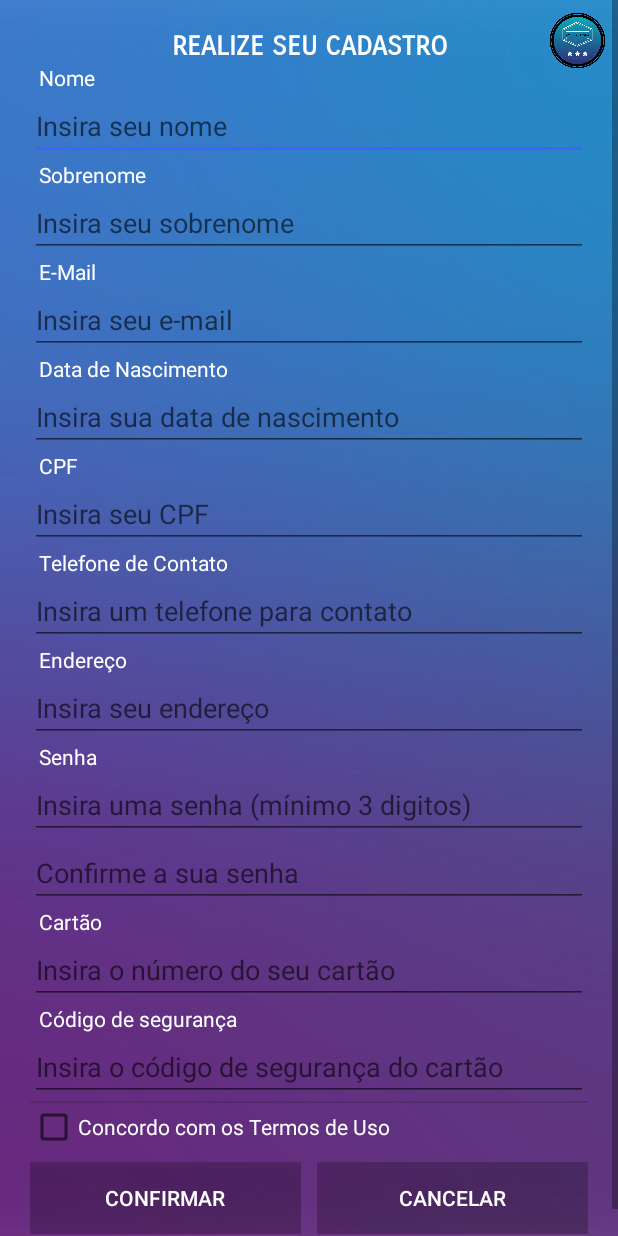
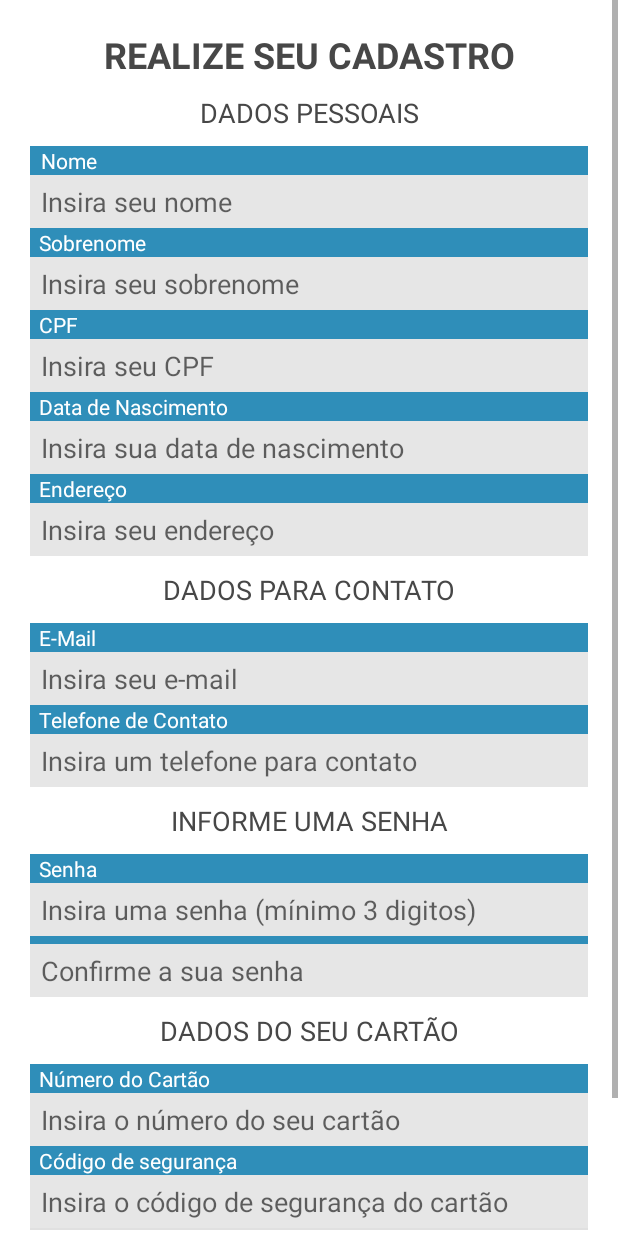
Before and after one commit to oliveira33/EmpireTitansSocioTorcedor, an Android app: the Cadastro screen opened directly, with no data from a screen before it, on a phone screen of 412 x 824 dp. Run offline under Robolectric (Android 15) with nearby library versions, the phone set to English and light mode, and no system bars; libraries missing offline, so code that uses them is left out: com.github.rtoshiro.util; network calls fail; 15 statements that could not run were skipped.

Commit message:
Novo Layout da Tela de Cadastro

```diff
--- a/app/src/main/AndroidManifest.xml
+++ b/app/src/main/AndroidManifest.xml
@@ -6,9 +6,9 @@
 
     <application
         android:allowBackup="true"
-        android:icon="@mipmap/ic_launcher"
+        android:icon="@drawable/logo_app"
         android:label="@string/app_name"
-        android:roundIcon="@mipmap/ic_launcher_round"
+        android:roundIcon="@drawable/logo_app"
         android:supportsRtl="true"
         android:theme="@style/AppTheme">
         <activity
--- a/app/src/main/res/layout/activity_cadastro.xml
+++ b/app/src/main/res/layout/activity_cadastro.xml
@@ -18,11 +18,11 @@
 
         <ImageView
             android:id="@+id/imageView6"
-            android:layout_width="wrap_content"
-            android:layout_height="wrap_content"
+            android:layout_width="match_parent"
+            android:layout_height="match_parent"
+            android:background="#ffffff"
             android:scaleType="fitXY"
-            android:visibility="visible"
-            app:srcCompat="@drawable/fundo_azul" />
+            android:visibility="visible" />
 
         <ScrollView
             android:layout_width="fill_parent"
@@ -45,211 +45,306 @@
                     android:id="@+id/textView6"
                     android:layout_width="match_parent"
                     android:layout_height="wrap_content"
-                    android:fontFamily="sans-serif-smallcaps"
                     android:text="REALIZE SEU CADASTRO"
                     android:textAlignment="center"
                     android:textAppearance="@style/TextAppearance.AppCompat.Body1"
-                    android:textColor="@android:color/background_light"
-                    android:textSize="18sp"
+                    android:textColor="#474747"
+                    android:textSize="24sp"
                     android:textStyle="bold" />
+
+                <TextView
+                    android:id="@+id/textView12"
+                    android:layout_width="match_parent"
+                    android:layout_height="wrap_content"
+                    android:layout_marginTop="10dp"
+                    android:layout_marginBottom="10dp"
+                    android:text="Dados Pessoais"
+                    android:textAlignment="center"
+                    android:textAllCaps="true"
+                    android:textColor="#474747"
+                    android:textSize="18sp" />
 
                 <TextView
                     android:id="@+id/viewNome"
                     android:layout_width="match_parent"
                     android:layout_height="wrap_content"
+                    android:background="#2F8EB9"
                     android:fontFamily="sans-serif"
-                    android:paddingStart="6dp"
+                    android:paddingLeft="7dp"
                     android:text="Nome"
                     android:textAlignment="viewStart"
-                    android:textColor="@android:color/background_light" />
+                    android:textColor="@color/cardview_light_background" />
 
                 <EditText
                     android:id="@+id/txtNome"
                     android:layout_width="match_parent"
-                    android:layout_height="wrap_content"
+                    android:layout_height="35dp"
+                    android:background="#19000000"
                     android:ems="10"
                     android:hint="Insira seu nome"
                     android:inputType="textCapSentences"
-                    android:textColor="@android:color/background_light" />
+                    android:paddingLeft="7dp"
+                    android:textColor="#c8000000" />
 
                 <TextView
                     android:id="@+id/viewSobrenome"
                     android:layout_width="match_parent"
                     android:layout_height="wrap_content"
+                    android:background="#2F8EB9"
                     android:fontFamily="sans-serif"
                     android:paddingStart="6dp"
+                    android:paddingLeft="7dp"
                     android:text="Sobrenome"
                     android:textAlignment="viewStart"
-                    android:textColor="@android:color/background_light" />
+                    android:textColor="@color/cardview_light_background" />
 
                 <EditText
                     android:id="@+id/txtSobrenome"
                     android:layout_width="match_parent"
-                    android:layout_height="wrap_content"
+                    android:layout_height="35dp"
+                    android:background="#19000000"
                     android:ems="10"
                     android:hint="Insira seu sobrenome"
                     android:inputType="textCapSentences"
-                    android:textColor="@android:color/background_light" />
+                    android:paddingLeft="7dp"
+                    android:textColor="#c8000000" />
+
+                <TextView
+                    android:id="@+id/viewCpf"
+                    android:layout_width="match_parent"
+                    android:layout_height="wrap_content"
+                    android:background="#2F8EB9"
+                    android:fontFamily="sans-serif"
+                    android:paddingStart="6dp"
+                    android:paddingLeft="7dp"
+                    android:text="CPF"
+                    android:textAlignment="viewStart"
+                    android:textColor="@color/cardview_light_background" />
+
+                <EditText
+                    android:id="@+id/txtCpf"
+                    android:layout_width="match_parent"
+                    android:layout_height="35dp"
+                    android:background="#19000000"
+                    android:ems="10"
+                    android:hint="Insira seu CPF"
+                    android:inputType="number"
+                    android:paddingLeft="7dp"
+                    android:textColor="#c8000000" />
+
+                <TextView
+                    android:id="@+id/viewData"
+                    android:layout_width="match_parent"
+                    android:layout_height="wrap_content"
+                    android:background="#2F8EB9"
+                    android:fontFamily="sans-serif"
+                    android:paddingStart="6dp"
+                    android:paddingLeft="7dp"
+                    android:text="Data de Nascimento"
+                    android:textAlignment="viewStart"
+                    android:textColor="@color/cardview_light_background" />
+
+                <EditText
+                    android:id="@+id/txtData"
+                    android:layout_width="match_parent"
+                    android:layout_height="35dp"
+                    android:background="#19000000"
+                    android:ems="10"
+                    android:hint="Insira sua data de nascimento"
+                    android:inputType="number"
+                    android:paddingLeft="7dp"
+                    android:textColor="#c8000000" />
+
+                <TextView
+                    android:id="@+id/viewEndereco"
+                    android:layout_width="match_parent"
+                    android:layout_height="wrap_content"
+                    android:background="#2F8EB9"
+                    android:fontFamily="sans-serif"
+                    android:paddingStart="6dp"
+                    android:paddingLeft="7dp"
+                    android:text="Endereço"
+                    android:textAlignment="viewStart"
+                    android:textColor="@color/cardview_light_background" />
+
+                <EditText
+                    android:id="@+id/txtEndereco"
+                    android:layout_width="match_parent"
+                    android:layout_height="35dp"
+                    android:background="#19000000"
+                    android:ems="10"
+                    android:hint="Insira seu endereço"
+                    android:inputType="textCapSentences"
+                    android:paddingLeft="7dp"
+                    android:textColor="#c8000000" />
+
+                <TextView
+                    android:id="@+id/textView42"
+                    android:layout_width="match_parent"
+                    android:layout_height="wrap_content"
+                    android:layout_marginTop="10dp"
+                    android:layout_marginBottom="10dp"
+                    android:text="Dados Para Contato"
+                    android:textAlignment="center"
+                    android:textAllCaps="true"
+                    android:textColor="#474747"
+                    android:textSize="18sp" />
 
                 <TextView
                     android:id="@+id/viewEmail"
                     android:layout_width="match_parent"
                     android:layout_height="wrap_content"
+                    android:background="#2F8EB9"
                     android:fontFamily="sans-serif"
                     android:paddingStart="6dp"
+                    android:paddingLeft="7dp"
                     android:text="E-Mail"
                     android:textAlignment="viewStart"
-                    android:textColor="@android:color/background_light" />
+                    android:textColor="@color/cardview_light_background" />
 
                 <EditText
                     android:id="@+id/txtEmail"
                     android:layout_width="match_parent"
-                    android:layout_height="wrap_content"
+                    android:layout_height="35dp"
+                    android:background="#19000000"
                     android:ems="10"
                     android:hint="Insira seu e-mail"
                     android:inputType="textEmailAddress"
-                    android:textColor="@android:color/background_light" />
-
-                <TextView
-                    android:id="@+id/viewData"
-                    android:layout_width="match_parent"
-                    android:layout_height="wrap_content"
-                    android:fontFamily="sans-serif"
-                    android:paddingStart="6dp"
-                    android:text="Data de Nascimento"
-                    android:textAlignment="viewStart"
-                    android:textColor="@android:color/background_light" />
-
-                <EditText
-                    android:id="@+id/txtData"
-                    android:layout_width="match_parent"
-                    android:layout_height="wrap_content"
-                    android:ems="10"
-                    android:hint="Insira sua data de nascimento"
-                    android:inputType="number"
-                    android:textColor="@android:color/background_light" />
-
-                <TextView
-                    android:id="@+id/viewCpf"
-                    android:layout_width="match_parent"
-                    android:layout_height="wrap_content"
-                    android:fontFamily="sans-serif"
-                    android:paddingStart="6dp"
-                    android:text="CPF"
-                    android:textAlignment="viewStart"
-                    android:textColor="@android:color/background_light" />
-
-                <EditText
-                    android:id="@+id/txtCpf"
-                    android:layout_width="match_parent"
-                    android:layout_height="wrap_content"
-                    android:ems="10"
-                    android:hint="Insira seu CPF"
-                    android:inputType="number"
-                    android:textColor="@android:color/background_light" />
+                    android:paddingLeft="7dp"
+                    android:textColor="#c8000000" />
 
                 <TextView
                     android:id="@+id/viewTelefone"
                     android:layout_width="match_parent"
                     android:layout_height="wrap_content"
+                    android:background="#2F8EB9"
                     android:fontFamily="sans-serif"
                     android:paddingStart="6dp"
+                    android:paddingLeft="7dp"
                     android:text="Telefone de Contato"
                     android:textAlignment="viewStart"
-                    android:textColor="@android:color/background_light" />
+                    android:textColor="@color/cardview_light_background" />
 
                 <EditText
                     android:id="@+id/txtTelefone"
                     android:layout_width="match_parent"
-                    android:layout_height="wrap_content"
+                    android:layout_height="35dp"
+                    android:background="#19000000"
                     android:ems="10"
                     android:hint="Insira um telefone para contato"
                     android:inputType="number"
-                    android:textColor="@android:color/background_light" />
+                    android:paddingLeft="7dp"
+                    android:textColor="#c8000000" />
 
                 <TextView
-                    android:id="@+id/viewEndereco"
+                    android:id="@+id/textView43"
                     android:layout_width="match_parent"
                     android:layout_height="wrap_content"
-                    android:fontFamily="sans-serif"
-                    android:paddingStart="6dp"
-                    android:text="Endereço"
-                    android:textAlignment="viewStart"
-                    android:textColor="@android:color/background_light" />
-
-                <EditText
-                    android:id="@+id/txtEndereco"
-                    android:layout_width="match_parent"
-                    android:layout_height="wrap_content"
-                    android:ems="10"
-                    android:hint="Insira seu endereço"
-                    android:inputType="textCapSentences"
-                    android:textColor="@android:color/background_light" />
+                    android:layout_marginTop="10dp"
+                    android:layout_marginBottom="10dp"
+                    android:text="Informe Uma Senha"
+                    android:textAlignment="center"
+                    android:textAllCaps="true"
+                    android:textColor="#474747"
+                    android:textSize="18sp" />
 
                 <TextView
                     android:id="@+id/viewSenha"
                     android:layout_width="match_parent"
                     android:layout_height="wrap_content"
+                    android:background="#2F8EB9"
                     android:fontFamily="sans-serif"
                     android:paddingStart="6dp"
+                    android:paddingLeft="7dp"
                     android:text="Senha"
                     android:textAlignment="viewStart"
-                    android:textColor="@android:color/background_light" />
+                    android:textColor="@color/cardview_light_background" />
 
                 <EditText
                     android:id="@+id/txtSenha"
                     android:layout_width="match_parent"
-                    android:layout_height="wrap_content"
+                    android:layout_height="35dp"
+                    android:background="#19000000"
                     android:ems="10"
                     android:hint="Insira uma senha (mínimo 3 digitos)"
                     android:inputType="textPassword"
-                    android:textColor="@android:color/background_light" />
+                    android:paddingLeft="7dp"
+                    android:textColor="#c8000000" />
+
+                <TextView
+                    android:id="@+id/textView45"
+                    android:layout_width="match_parent"
+                    android:layout_height="5dp"
+                    android:background="#2F8EB9"
+                    android:textColor="@color/cardview_light_background" />
 
                 <EditText
                     android:id="@+id/txtSenhaConfirm"
                     android:layout_width="match_parent"
-                    android:layout_height="wrap_content"
+                    android:layout_height="35dp"
+                    android:background="#19000000"
                     android:ems="10"
                     android:hint="Confirme a sua senha"
                     android:inputType="textPassword"
-                    android:textColor="@android:color/background_light" />
+                    android:paddingLeft="7dp"
+                    android:textColor="#c8000000" />
+
+                <TextView
+                    android:id="@+id/textView44"
+                    android:layout_width="match_parent"
+                    android:layout_height="wrap_content"
+                    android:layout_marginTop="10dp"
+                    android:layout_marginBottom="10dp"
+                    android:text="DADOS DO SEU CARTÃO"
+                    android:textAlignment="center"
+                    android:textAllCaps="true"
+                    android:textColor="#474747"
+                    android:textSize="18sp" />
 
                 <TextView
                     android:id="@+id/viewCartao"
                     android:layout_width="match_parent"
                     android:layout_height="wrap_content"
+                    android:background="#2F8EB9"
                     android:fontFamily="sans-serif"
                     android:paddingStart="6dp"
-                    android:text="Cartão"
+                    android:paddingLeft="7dp"
+                    android:text="Número do Cartão"
                     android:textAlignment="viewStart"
-                    android:textColor="@android:color/background_light" />
+                    android:textColor="@color/cardview_light_background" />
 
                 <EditText
                     android:id="@+id/txtCartao"
                     android:layout_width="match_parent"
-                    android:layout_height="wrap_content"
+                    android:layout_height="35dp"
+                    android:background="#19000000"
                     android:ems="10"
                     android:hint="Insira o número do seu cartão"
                     android:inputType="number"
-                    android:textColor="@android:color/background_light" />
+                    android:paddingLeft="7dp"
+                    android:textColor="#c8000000" />
 
                 <TextView
                     android:id="@+id/viewCodSeguranca"
                     android:layout_width="match_parent"
                     android:layout_height="wrap_content"
+                    android:background="#2F8EB9"
                     android:fontFamily="sans-serif"
                     android:paddingStart="6dp"
+                    android:paddingLeft="7dp"
                     android:text="Código de segurança"
-                    android:textColor="@android:color/background_light" />
+                    android:textColor="@color/cardview_light_background" />
 
                 <EditText
                     android:id="@+id/txtCodSegurancaDialog"
                     android:layout_width="match_parent"
-                    android:layout_height="wrap_content"
+                    android:layout_height="35dp"
+                    android:background="#19000000"
                     android:ems="10"
                     android:hint="Insira o código de segurança do cartão"
                     android:inputType="number"
-                    android:textColor="@android:color/background_light" />
+                    android:paddingLeft="7dp"
+                    android:textColor="#c8000000" />
 
                 <View
                     android:id="@+id/divider"
@@ -262,7 +357,7 @@
                     android:layout_width="match_parent"
                     android:layout_height="wrap_content"
                     android:text="Concordo com os Termos de Uso"
-                    android:textColor="@android:color/background_light" />
+                    android:textColor="#383838" />
 
                 <LinearLayout
                     android:layout_width="match_parent"
@@ -276,10 +371,10 @@
                         android:layout_height="wrap_content"
                         android:layout_marginRight="5dp"
                         android:layout_weight="1"
-                        android:background="@color/cardview_shadow_start_color"
+                        android:background="#2d000000"
                         android:text="Confirmar"
                         android:textAlignment="center"
-                        android:textColor="@color/cardview_light_background" />
+                        android:textColor="#c8000000" />
 
                     <Button
                         android:id="@+id/btCancelar"
@@ -287,23 +382,13 @@
                         android:layout_height="wrap_content"
                         android:layout_marginLeft="5dp"
                         android:layout_weight="1"
-                        android:background="@color/cardview_shadow_start_color"
+                        android:background="#2d000000"
                         android:text="Cancelar"
-                        android:textColor="@color/cardview_light_background" />
+                        android:textColor="#c8000000" />
                 </LinearLayout>
 
             </LinearLayout>
         </ScrollView>
-
-        <ImageView
-            android:id="@+id/imageView5"
-            android:layout_width="50dp"
-            android:layout_height="50dp"
-            android:layout_alignParentEnd="true"
-            android:layout_alignParentTop="true"
-            android:layout_marginEnd="2dp"
-            android:layout_marginTop="2dp"
-            app:srcCompat="@drawable/logo" />
 
         <ProgressBar
             android:id="@+id/progressBarCadastro"
--- a/app/src/main/res/layout/activity_login.xml
+++ b/app/src/main/res/layout/activity_login.xml
@@ -10,17 +10,17 @@
         android:id="@+id/imageView3"
         android:layout_width="0dp"
         android:layout_height="0dp"
+        android:background="#2F8EB9"
         android:scaleType="fitXY"
         app:layout_constraintBottom_toBottomOf="parent"
         app:layout_constraintEnd_toEndOf="parent"
         app:layout_constraintStart_toStartOf="parent"
-        app:layout_constraintTop_toTopOf="parent"
-        app:srcCompat="@drawable/fundo_azul" />
+        app:layout_constraintTop_toTopOf="parent" />
 
     <LinearLayout
         android:layout_width="300dp"
         android:layout_height="wrap_content"
-        android:layout_marginBottom="140dp"
+        android:layout_marginBottom="50dp"
         android:gravity="center"
         android:orientation="vertical"
         app:layout_constraintBottom_toBottomOf="parent"
@@ -43,7 +43,7 @@
             android:layout_alignParentTop="true"
             android:layout_centerHorizontal="true"
             android:layout_marginBottom="10dp"
-            android:background="#10ffffff"
+            android:background="#23000000"
             android:drawableLeft="@drawable/ic_action_person"
             android:drawableTint="@color/transparenteIcones"
             android:ems="10"
@@ -64,7 +64,7 @@
             android:layout_below="@+id/textView5"
             android:layout_centerHorizontal="true"
             android:layout_marginBottom="10dp"
-            android:background="#10ffffff"
+            android:background="#23000000"
             android:drawableLeft="@drawable/ic_action_lock"
             android:drawableTint="@color/transparenteIcones"
             android:ems="10"
@@ -88,7 +88,7 @@
                 android:layout_height="35dp"
                 android:layout_marginRight="5dp"
                 android:layout_weight="1"
-                android:background="#10ffffff"
+                android:background="#23000000"
                 android:text="Login"
                 android:textColor="@color/transparenteTexto"
                 android:textSize="12sp" />
@@ -100,7 +100,7 @@
 
                 android:layout_marginLeft="5dp"
                 android:layout_weight="1"
-                android:background="#10ffffff"
+                android:background="#23000000"
                 android:text="Cadastrar"
                 android:textColor="@color/transparenteTexto"
                 android:textSize="12sp" />
@@ -111,16 +111,6 @@
     <RelativeLayout
         android:layout_width="match_parent"
         android:layout_height="match_parent">
-
-        <ProgressBar
-            android:id="@+id/progressBar"
-            style="?android:attr/progressBarStyle"
-            android:layout_width="match_parent"
-            android:layout_height="match_parent"
-            android:layout_centerInParent="true"
-            android:background="#8d000000"
-            android:padding="150dp"
-            android:visibility="invisible" />
 
         <TextView
             android:id="@+id/textView11"
@@ -135,6 +125,16 @@
             android:textColor="@color/transparenteTexto"
             android:textSize="10sp" />
 
+        <ProgressBar
+            android:id="@+id/progressBar"
+            style="?android:attr/progressBarStyle"
+            android:layout_width="match_parent"
+            android:layout_height="match_parent"
+            android:layout_centerInParent="true"
+            android:background="#8d000000"
+            android:padding="150dp"
+            android:visibility="invisible" />
+
     </RelativeLayout>
 
 </android.support.constraint.ConstraintLayout>
--- a/app/src/main/res/values/colors.xml
+++ b/app/src/main/res/values/colors.xml
@@ -1,6 +1,6 @@
 <?xml version="1.0" encoding="utf-8"?>
 <resources>
-    <color name="colorPrimary">#3F51B5</color>
+    <color name="colorPrimary">#3f51b5</color>
     <color name="colorPrimaryDark">#303f9f</color>
     <color name="colorAccent">#4063ff</color>
     <color name="transparenteIcones">#dcffffff</color>
```
Also changed, not shown: app/src/main/res/drawable-v21/img_login.png (deleted), app/src/main/res/drawable-xhdpi/img_login.png (added), app/src/main/res/drawable-xhdpi/logo_app.png (added).
